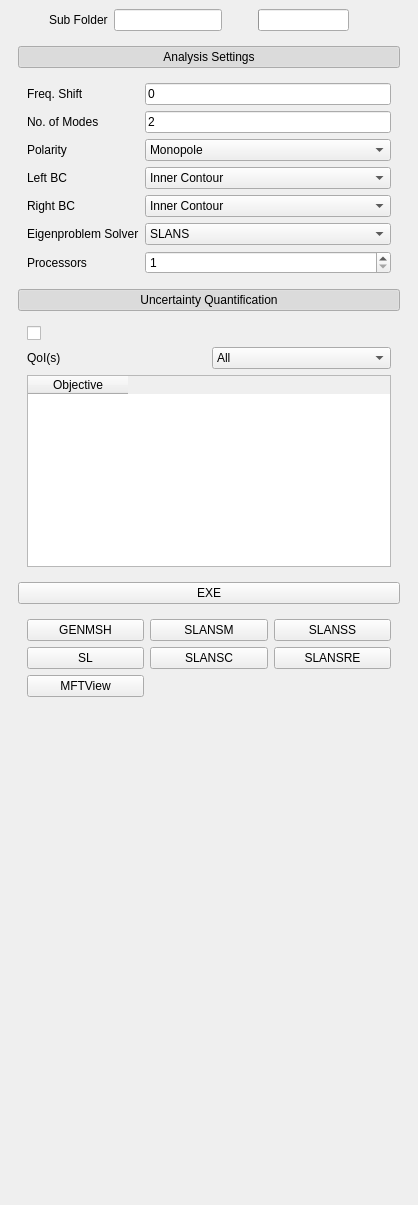
Dark-Elektron/CavityDesignHub, file ui_files/eigenmode.ui: the form before one commit.
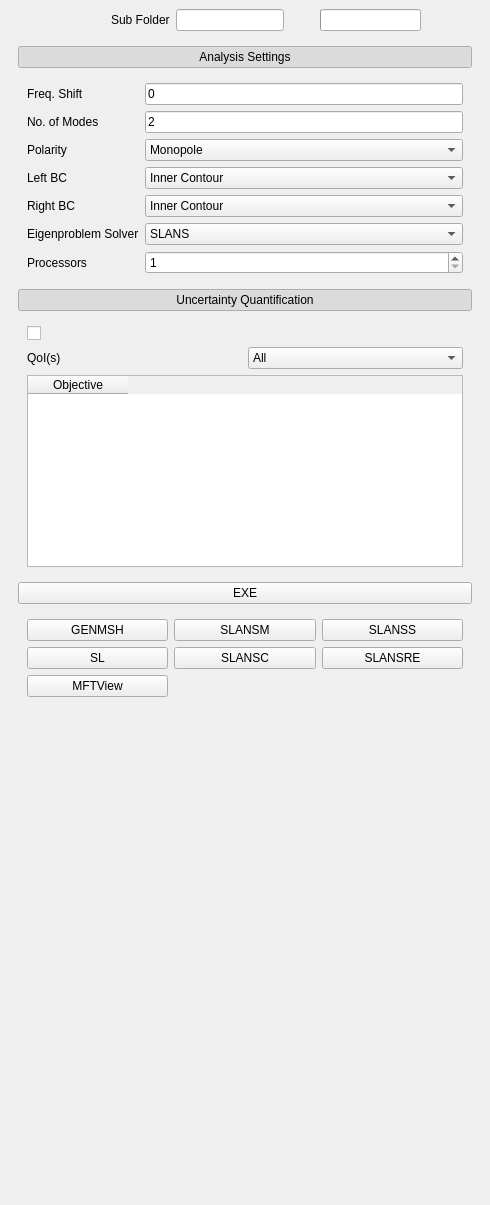
The form after the commit. Icons and pictures are not drawn. Custom widgets are drawn as their Qt base class.

```diff
--- a/ui_files/eigenmode.ui
+++ b/ui_files/eigenmode.ui
@@ -6,7 +6,7 @@
    <rect>
     <x>0</x>
     <y>0</y>
-    <width>353</width>
+    <width>490</width>
     <height>1205</height>
    </rect>
   </property>
@@ -189,8 +189,8 @@
           <rect>
            <x>0</x>
            <y>0</y>
-           <width>337</width>
-           <height>1131</height>
+           <width>468</width>
+           <height>1152</height>
           </rect>
          </property>
          <property name="styleSheet">
```
Left out of the diff: 3 changed lines with no effect on the pictures.
